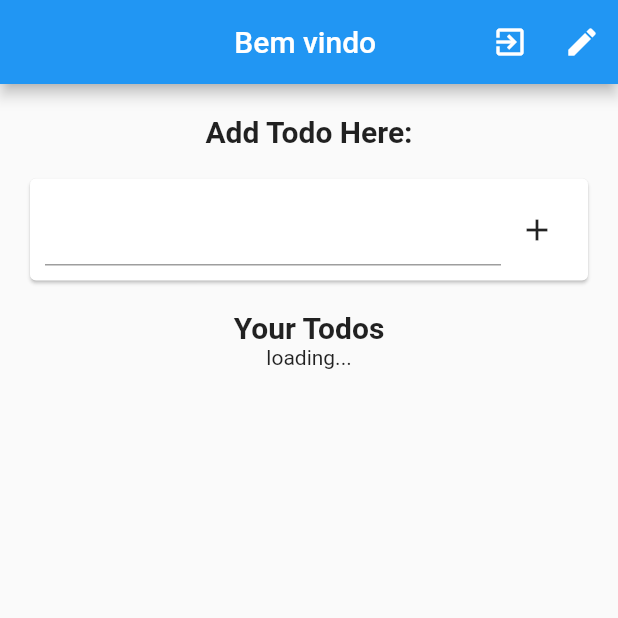
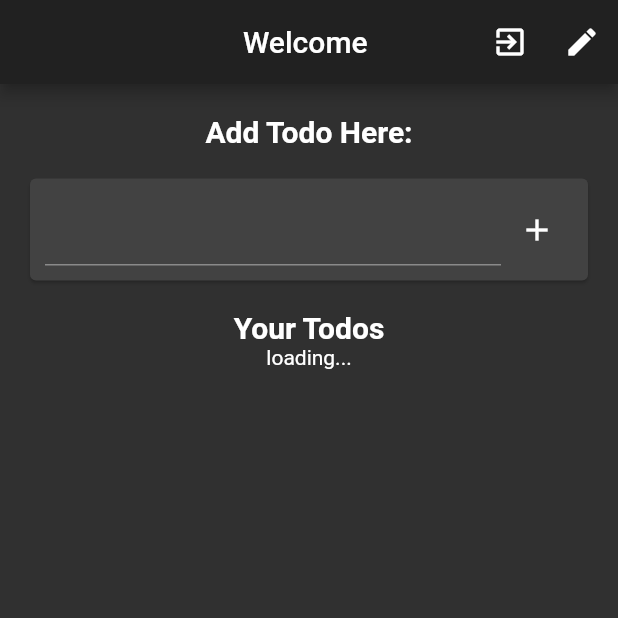
Before and after one commit to vitorbarba/flutter_web, a Flutter app: the screen it shows once a user with an empty profile is signed in, after a tap on the "edit" icon, on a phone screen of 412 x 824 dp, the top half of it. Run offline on Flutter 3.47's test engine with Material 2 defaults, Android fonts, the phone set to English and light mode, and no system bars; our stand-ins replace cloud_firestore, firebase_analytics, firebase_auth, firebase_core, get; accounts and stored records are empty; network calls fail.

Commit message:
ajusteDarkMode e translate

```diff
--- a/lib/main.dart
+++ b/lib/main.dart
@@ -28,10 +28,12 @@ class MyApp extends StatelessWidget {
   @override
   Widget build(BuildContext context) {
     return GetMaterialApp(
-      title: 'todoList',
+      title: 'ToDo List'.tr,
+      locale: Get.deviceLocale,
+      fallbackLocale: const Locale('en', 'US'),
       initialBinding: AuthBinding(),
       home: Root(),
-      theme: ThemeData.dark(),
+      theme: Get.isPlatformDarkMode ? ThemeData.dark() : ThemeData.light(),
     );
   }
 }
--- a/lib/models/todo.dart
+++ b/lib/models/todo.dart
@@ -1,20 +1,20 @@
 import 'package:cloud_firestore/cloud_firestore.dart';
 
 class TodoModel {
-  late String content;
-  late String todoId;
-  late Timestamp dateCreated;
-  late bool done;
+  String? content;
+  String? id;
+  Timestamp? dateCreated;
+  bool? done;
 
-  TodoModel(
+  TodoModel({
     this.content,
-    this.todoId,
+    this.id,
     this.dateCreated,
     this.done,
-  );
+  });
 
   TodoModel.fromDocumentSnapshot({required DocumentSnapshot documentSnapshot}) {
-    todoId = documentSnapshot.id;
+    id = documentSnapshot.id;
     content = documentSnapshot["content"];
     dateCreated = documentSnapshot["dateCreated"];
     done = documentSnapshot["done"];
--- a/lib/screens/home.dart
+++ b/lib/screens/home.dart
@@ -21,9 +21,9 @@ class Home extends GetWidget<AuthController> {
           },
           builder: (_) {
             if (_.user.name != null) {
-              return Text("Bem vindo " + _.user.name!);
+              return Text('Welcome'.tr + ' ' + _.user.name!);
             } else {
-              return const Text("loading...");
+              return Text('loading...'.tr);
             }
           },
         ),
@@ -38,11 +38,8 @@ class Home extends GetWidget<AuthController> {
           IconButton(
             icon: const Icon(Icons.edit),
             onPressed: () {
-              if (Get.isDarkMode) {
-                Get.changeTheme(ThemeData.light());
-              } else {
-                Get.changeTheme(ThemeData.dark());
-              }
+              Get.changeTheme(
+                  Get.isDarkMode ? ThemeData.light() : ThemeData.dark());
             },
           )
         ],
--- a/lib/widgets/todo_card.dart
+++ b/lib/widgets/todo_card.dart
@@ -18,7 +18,7 @@ class TodoCard extends StatelessWidget {
           children: [
             Expanded(
               child: Text(
-                todo!.content,
+                todo!.content ?? "",
                 style: const TextStyle(
                   fontSize: 15,
                   fontWeight: FontWeight.bold,
@@ -28,12 +28,12 @@ class TodoCard extends StatelessWidget {
             Checkbox(
               value: todo!.done,
               onChanged: (newValue) {
-                Database().updateTodo(newValue!, uid!, todo!.todoId);
+                Database().updateTodo(newValue!, uid!, todo!.id ?? "");
               },
             ),
             IconButton(
                 onPressed: () {
-                  Database().removeTodoId(uid!, todo!.todoId);
+                  Database().removeTodoId(uid!, todo!.id ?? "");
                 },
                 icon: const Icon(Icons.delete)),
           ],
```
Also changed, not shown: lib/utils/translate_app.dart (added, +22 -0 lines), pubspec.lock.
